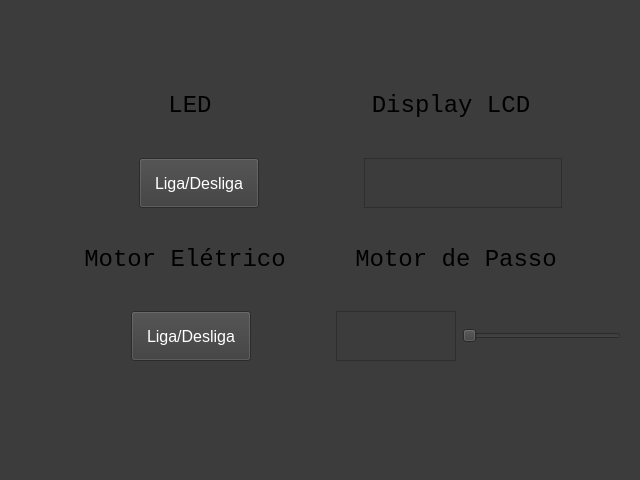
This is ControleDeMaquina - Interface/lib/ui/areadecontrole.ui in lucasfturos/TCC-Controle-de-Maquina as Qt 5 draws it before an edit. The edited form follows.
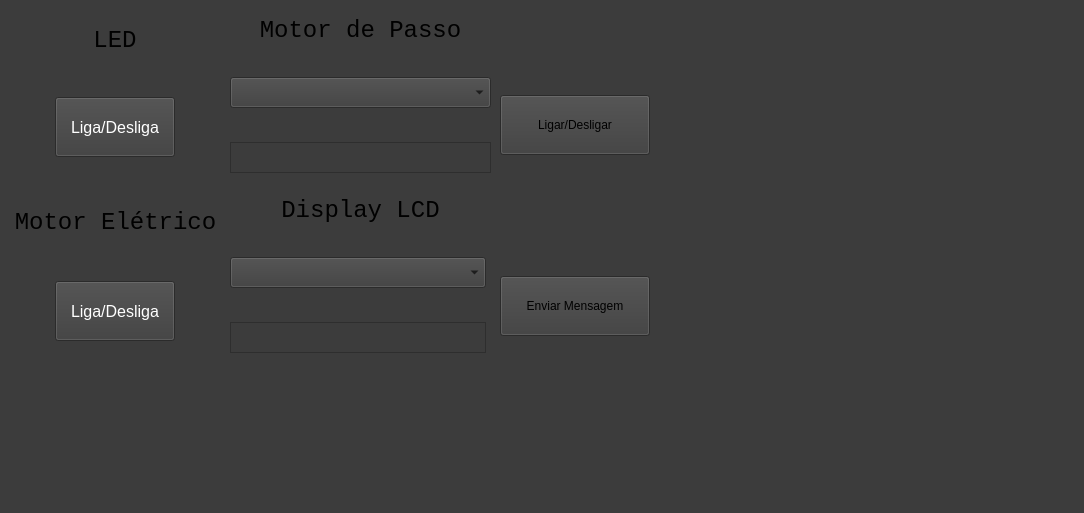
This is the edited form.

Commit message: Interface feita, falta programar ela. Testes com Microprograma

The edit to the form file:
```diff
--- a/ControleDeMaquina - Interface/lib/ui/areadecontrole.ui
+++ b/ControleDeMaquina - Interface/lib/ui/areadecontrole.ui
@@ -6,8 +6,8 @@
    <rect>
     <x>0</x>
     <y>0</y>
-    <width>640</width>
-    <height>480</height>
+    <width>1084</width>
+    <height>513</height>
    </rect>
   </property>
   <property name="windowTitle">
@@ -20,22 +20,46 @@
    <widget class="QWidget" name="verticalLayoutWidget">
     <property name="geometry">
      <rect>
-      <x>20</x>
-      <y>60</y>
-      <width>601</width>
-      <height>301</height>
+      <x>230</x>
+      <y>10</y>
+      <width>261</width>
+      <height>171</height>
      </rect>
     </property>
-    <layout class="QVBoxLayout" name="verticalLayout_2">
+    <layout class="QVBoxLayout" name="verticalLayout">
      <item>
-      <layout class="QFormLayout" name="formLayout_2">
-       <item row="0" column="0" colspan="2">
-        <layout class="QHBoxLayout" name="horizontalLayout_2" stretch="5,10,5,10,5">
+      <widget class="QLabel" name="label_4">
+       <property name="maximumSize">
+        <size>
+         <width>16777215</width>
+         <height>25</height>
+        </size>
+       </property>
+       <property name="font">
+        <font>
+         <family>Consolas</family>
+         <pointsize>18</pointsize>
+        </font>
+       </property>
+       <property name="text">
+        <string>Motor de Passo</string>
+       </property>
+       <property name="alignment">
+        <set>Qt::AlignCenter</set>
+       </property>
+       <property name="margin">
+        <number>0</number>
+       </property>
+      </widget>
+     </item>
          <item>
-          <spacer name="horizontalSpacer_2">
+      <spacer name="verticalSpacer_4">
            <property name="orientation">
-            <enum>Qt::Horizontal</enum>
-           </property>
+        <enum>Qt::Vertical</enum>
+       </property>
+       <property name="sizeType">
+        <enum>QSizePolicy::Fixed</enum>
+       </property>
            <property name="sizeHint" stdset="0">
             <size>
              <width>40</width>
@@ -45,7 +69,82 @@
           </spacer>
          </item>
          <item>
+      <widget class="QComboBox" name="estadoValvula">
+       <property name="maximumSize">
+        <size>
+         <width>16777215</width>
+         <height>31</height>
+        </size>
+       </property>
+      </widget>
+     </item>
+     <item>
+      <spacer name="verticalSpacer_10">
+       <property name="orientation">
+        <enum>Qt::Vertical</enum>
+       </property>
+       <property name="sizeType">
+        <enum>QSizePolicy::Fixed</enum>
+       </property>
+       <property name="sizeHint" stdset="0">
+        <size>
+         <width>40</width>
+         <height>20</height>
+        </size>
+       </property>
+      </spacer>
+     </item>
+     <item>
+      <widget class="QTextEdit" name="testeMotorPasso">
+       <property name="maximumSize">
+        <size>
+         <width>16777215</width>
+         <height>31</height>
+        </size>
+       </property>
+       <property name="font">
+        <font>
+         <pointsize>12</pointsize>
+        </font>
+       </property>
+      </widget>
+     </item>
+    </layout>
+   </widget>
+   <widget class="QWidget" name="">
+    <property name="geometry">
+     <rect>
+      <x>10</x>
+      <y>10</y>
+      <width>211</width>
+      <height>171</height>
+     </rect>
+    </property>
+    <layout class="QGridLayout" name="gridLayout">
+     <item row="2" column="0">
+      <spacer name="verticalSpacer_5">
+       <property name="orientation">
+        <enum>Qt::Vertical</enum>
+       </property>
+       <property name="sizeType">
+        <enum>QSizePolicy::Fixed</enum>
+       </property>
+       <property name="sizeHint" stdset="0">
+        <size>
+         <width>40</width>
+         <height>20</height>
+        </size>
+       </property>
+      </spacer>
+     </item>
+     <item row="1" column="0">
           <widget class="QLabel" name="label">
+       <property name="maximumSize">
+        <size>
+         <width>16777215</width>
+         <height>25</height>
+        </size>
+       </property>
            <property name="font">
             <font>
              <family>Consolas</family>
@@ -64,21 +163,162 @@
            </property>
           </widget>
          </item>
+     <item row="3" column="0">
+      <widget class="QPushButton" name="buttonLed">
+       <property name="maximumSize">
+        <size>
+         <width>120</width>
+         <height>60</height>
+        </size>
+       </property>
+       <property name="font">
+        <font>
+         <pointsize>12</pointsize>
+        </font>
+       </property>
+       <property name="styleSheet">
+        <string notr="true">backgroud-color: #3c3c3c;
+color: #fff;</string>
+       </property>
+       <property name="text">
+        <string>Liga/Desliga</string>
+       </property>
+      </widget>
+     </item>
+     <item row="4" column="0">
+      <spacer name="verticalSpacer_9">
+       <property name="orientation">
+        <enum>Qt::Vertical</enum>
+       </property>
+       <property name="sizeType">
+        <enum>QSizePolicy::Fixed</enum>
+       </property>
+       <property name="sizeHint" stdset="0">
+        <size>
+         <width>20</width>
+         <height>5</height>
+        </size>
+       </property>
+      </spacer>
+     </item>
+    </layout>
+   </widget>
+   <widget class="QWidget" name="verticalLayoutWidget_2">
+    <property name="geometry">
+     <rect>
+      <x>500</x>
+      <y>10</y>
+      <width>189</width>
+      <height>351</height>
+     </rect>
+    </property>
+    <layout class="QVBoxLayout" name="verticalLayout_2">
          <item>
-          <spacer name="horizontalSpacer">
+      <spacer name="verticalSpacer_6">
            <property name="orientation">
-            <enum>Qt::Horizontal</enum>
-           </property>
+        <enum>Qt::Vertical</enum>
+       </property>
+       <property name="sizeType">
+        <enum>QSizePolicy::Fixed</enum>
+       </property>
            <property name="sizeHint" stdset="0">
             <size>
-             <width>40</width>
-             <height>20</height>
+         <width>20</width>
+         <height>70</height>
             </size>
            </property>
           </spacer>
          </item>
+     <item>
+      <widget class="QPushButton" name="buttonMotorPasso">
+       <property name="sizePolicy">
+        <sizepolicy hsizetype="Minimum" vsizetype="Expanding">
+         <horstretch>0</horstretch>
+         <verstretch>0</verstretch>
+        </sizepolicy>
+       </property>
+       <property name="minimumSize">
+        <size>
+         <width>60</width>
+         <height>60</height>
+        </size>
+       </property>
+       <property name="maximumSize">
+        <size>
+         <width>150</width>
+         <height>60</height>
+        </size>
+       </property>
+       <property name="text">
+        <string>Ligar/Desligar</string>
+       </property>
+      </widget>
+     </item>
+     <item>
+      <spacer name="verticalSpacer_3">
+       <property name="orientation">
+        <enum>Qt::Vertical</enum>
+       </property>
+       <property name="sizeType">
+        <enum>QSizePolicy::Fixed</enum>
+       </property>
+       <property name="sizeHint" stdset="0">
+        <size>
+         <width>100</width>
+         <height>100</height>
+        </size>
+       </property>
+      </spacer>
+     </item>
+     <item>
+      <widget class="QPushButton" name="enviarDisplayLCD">
+       <property name="maximumSize">
+        <size>
+         <width>150</width>
+         <height>60</height>
+        </size>
+       </property>
+       <property name="text">
+        <string>Enviar Mensagem</string>
+       </property>
+      </widget>
+     </item>
+     <item>
+      <spacer name="verticalSpacer_8">
+       <property name="orientation">
+        <enum>Qt::Vertical</enum>
+       </property>
+       <property name="sizeType">
+        <enum>QSizePolicy::Fixed</enum>
+       </property>
+       <property name="sizeHint" stdset="0">
+        <size>
+         <width>20</width>
+         <height>10</height>
+        </size>
+       </property>
+      </spacer>
+     </item>
+    </layout>
+   </widget>
+   <widget class="QWidget" name="verticalLayoutWidget_3">
+    <property name="geometry">
+     <rect>
+      <x>230</x>
+      <y>190</y>
+      <width>261</width>
+      <height>171</height>
+     </rect>
+    </property>
+    <layout class="QVBoxLayout" name="verticalLayout_4">
          <item>
           <widget class="QLabel" name="label_2">
+       <property name="maximumSize">
+        <size>
+         <width>16777215</width>
+         <height>25</height>
+        </size>
+       </property>
            <property name="font">
             <font>
              <family>Consolas</family>
@@ -94,64 +334,44 @@
           </widget>
          </item>
          <item>
-          <spacer name="horizontalSpacer_3">
+      <spacer name="verticalSpacer_2">
            <property name="orientation">
-            <enum>Qt::Horizontal</enum>
-           </property>
-           <property name="sizeHint" stdset="0">
-            <size>
-             <width>40</width>
-             <height>20</height>
-            </size>
-           </property>
-          </spacer>
-         </item>
-        </layout>
-       </item>
-       <item row="1" column="0" colspan="2">
-        <layout class="QHBoxLayout" name="horizontalLayout_3" stretch="6,10,5,10,3">
-         <property name="sizeConstraint">
-          <enum>QLayout::SetFixedSize</enum>
-         </property>
-         <item>
-          <spacer name="horizontalSpacer_4">
-           <property name="orientation">
-            <enum>Qt::Horizontal</enum>
-           </property>
+        <enum>Qt::Vertical</enum>
+       </property>
+       <property name="sizeType">
+        <enum>QSizePolicy::Fixed</enum>
+       </property>
            <property name="sizeHint" stdset="0">
             <size>
-             <width>40</width>
+         <width>20</width>
              <height>20</height>
             </size>
            </property>
           </spacer>
          </item>
          <item>
-          <widget class="QPushButton" name="buttonLed">
+      <widget class="QComboBox" name="mensagemDisplayLCD">
+       <property name="sizePolicy">
+        <sizepolicy hsizetype="Preferred" vsizetype="Maximum">
+         <horstretch>0</horstretch>
+         <verstretch>0</verstretch>
+        </sizepolicy>
+       </property>
            <property name="maximumSize">
             <size>
-             <width>120</width>
-             <height>60</height>
-            </size>
-           </property>
-           <property name="font">
-            <font>
-             <pointsize>12</pointsize>
-            </font>
-           </property>
-           <property name="styleSheet">
-            <string notr="true">backgroud-color: #3c3c3c;
-color: #fff;</string>
-           </property>
-           <property name="text">
-            <string>Liga/Desliga</string>
-           </property>
+         <width>256</width>
+         <height>31</height>
+        </size>
+       </property>
           </widget>
          </item>
          <item>
-          <spacer name="horizontalSpacer_5">
+      <spacer name="verticalSpacer">
            <property name="orientation">
-            <enum>Qt::Horizontal</enum>
+        <enum>Qt::Vertical</enum>
+       </property>
+       <property name="sizeType">
+        <enum>QSizePolicy::Fixed</enum>
            </property>
            <property name="sizeHint" stdset="0">
             <size>
@@ -165,53 +385,37 @@
           <widget class="QTextEdit" name="textEditDisplayLcd">
            <property name="maximumSize">
             <size>
-             <width>16777215</width>
-             <height>50</height>
+         <width>256</width>
+         <height>31</height>
             </size>
            </property>
            <property name="font">
             <font>
-             <pointsize>18</pointsize>
+         <pointsize>12</pointsize>
             </font>
            </property>
           </widget>
          </item>
-         <item>
-          <spacer name="horizontalSpacer_6">
-           <property name="orientation">
-            <enum>Qt::Horizontal</enum>
-           </property>
-           <property name="sizeHint" stdset="0">
-            <size>
-             <width>40</width>
-             <height>20</height>
-            </size>
-           </property>
-          </spacer>
-         </item>
-        </layout>
-       </item>
-      </layout>
-     </item>
-     <item>
-      <layout class="QFormLayout" name="formLayout_3">
-       <item row="0" column="0" colspan="2">
-        <layout class="QHBoxLayout" name="horizontalLayout_4">
-         <item>
-          <spacer name="horizontalSpacer_7">
-           <property name="orientation">
-            <enum>Qt::Horizontal</enum>
-           </property>
-           <property name="sizeHint" stdset="0">
+    </layout>
+   </widget>
+   <widget class="QWidget" name="verticalLayoutWidget_5">
+    <property name="geometry">
+     <rect>
+      <x>10</x>
+      <y>190</y>
+      <width>211</width>
+      <height>171</height>
+     </rect>
+    </property>
+    <layout class="QVBoxLayout" name="verticalLayout_5">
+     <item>
+      <widget class="QLabel" name="label_5">
+       <property name="maximumSize">
             <size>
-             <width>40</width>
-             <height>20</height>
-            </size>
-           </property>
-          </spacer>
-         </item>
-         <item>
-          <widget class="QLabel" name="label_3">
+         <width>16777215</width>
+         <height>25</height>
+        </size>
+       </property>
            <property name="font">
             <font>
              <family>Consolas</family>
@@ -227,42 +431,13 @@
           </widget>
          </item>
          <item>
-          <spacer name="horizontalSpacer_8">
+      <spacer name="verticalSpacer_7">
            <property name="orientation">
-            <enum>Qt::Horizontal</enum>
-           </property>
-           <property name="sizeHint" stdset="0">
-            <size>
-             <width>40</width>
-             <height>20</height>
-            </size>
-           </property>
-          </spacer>
-         </item>
-         <item>
-          <widget class="QLabel" name="label_4">
-           <property name="font">
-            <font>
-             <family>Consolas</family>
-             <pointsize>18</pointsize>
-            </font>
-           </property>
-           <property name="text">
-            <string>Motor de Passo</string>
-           </property>
-           <property name="alignment">
-            <set>Qt::AlignCenter</set>
-           </property>
-           <property name="margin">
-            <number>0</number>
-           </property>
-          </widget>
-         </item>
-         <item>
-          <spacer name="horizontalSpacer_9">
-           <property name="orientation">
-            <enum>Qt::Horizontal</enum>
-           </property>
+        <enum>Qt::Vertical</enum>
+       </property>
+       <property name="sizeType">
+        <enum>QSizePolicy::Fixed</enum>
+       </property>
            <property name="sizeHint" stdset="0">
             <size>
              <width>40</width>
@@ -271,28 +446,25 @@
            </property>
           </spacer>
          </item>
-        </layout>
-       </item>
-       <item row="1" column="0" colspan="2">
-        <layout class="QHBoxLayout" name="horizontalLayout_5" stretch="7,10,5,10,10">
-         <property name="sizeConstraint">
-          <enum>QLayout::SetFixedSize</enum>
-         </property>
          <item>
-          <spacer name="horizontalSpacer_10">
-           <property name="orientation">
-            <enum>Qt::Horizontal</enum>
-           </property>
-           <property name="sizeHint" stdset="0">
-            <size>
-             <width>40</width>
-             <height>20</height>
-            </size>
-           </property>
-          </spacer>
-         </item>
+      <layout class="QVBoxLayout" name="verticalLayout_3" stretch="0">
+       <property name="leftMargin">
+        <number>45</number>
+       </property>
          <item>
           <widget class="QPushButton" name="buttonMotorEletric">
+         <property name="sizePolicy">
+          <sizepolicy hsizetype="Minimum" vsizetype="Fixed">
+           <horstretch>0</horstretch>
+           <verstretch>0</verstretch>
+          </sizepolicy>
+         </property>
+         <property name="minimumSize">
+          <size>
+           <width>0</width>
+           <height>0</height>
+          </size>
+         </property>
            <property name="maximumSize">
             <size>
              <width>120</width>
@@ -312,53 +484,6 @@
             <string>Liga/Desliga</string>
            </property>
           </widget>
-         </item>
-         <item>
-          <spacer name="horizontalSpacer_11">
-           <property name="orientation">
-            <enum>Qt::Horizontal</enum>
-           </property>
-           <property name="sizeHint" stdset="0">
-            <size>
-             <width>40</width>
-             <height>20</height>
-            </size>
-           </property>
-          </spacer>
-         </item>
-         <item>
-          <widget class="QTextEdit" name="textEditMotorPasso">
-           <property name="maximumSize">
-            <size>
-             <width>120</width>
-             <height>50</height>
-            </size>
-           </property>
-           <property name="font">
-            <font>
-             <family>Consolas</family>
-             <pointsize>20</pointsize>
-            </font>
-           </property>
-          </widget>
-         </item>
-         <item>
-          <widget class="QSlider" name="sliderMotorPasso">
-           <property name="maximumSize">
-            <size>
-             <width>300</width>
-             <height>16777215</height>
-            </size>
-           </property>
-           <property name="maximum">
-            <number>360</number>
-           </property>
-           <property name="orientation">
-            <enum>Qt::Horizontal</enum>
-           </property>
-          </widget>
-         </item>
-        </layout>
        </item>
       </layout>
      </item>
```
Left out of the diff: 2 changed lines with no effect on the pictures. Lines whose indentation alone changed are shown as unchanged. The commit also changes 11 other files.
